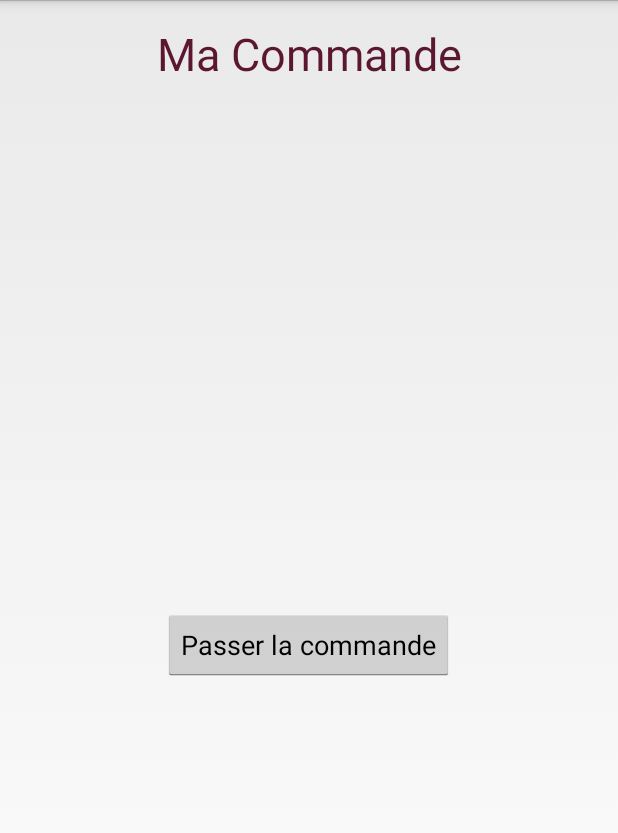
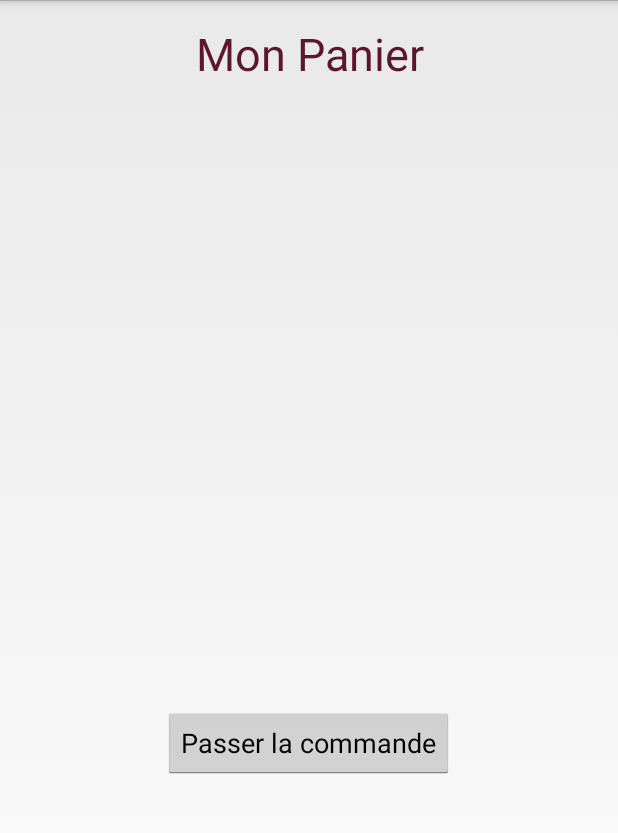
Before and after one commit to WhereRUBeen/ProjetAndroid-save, an Android app: the CommandeActivity screen opened directly, with no data from a screen before it, after a tap on "Passer la commande", on a phone screen of 412 x 824 dp, the part 72-905 px from its top. Run offline under Robolectric (Android 15) with nearby library versions, the phone set to English and light mode, and no system bars.

```diff
--- a/app/src/main/java/com/example/arsene/mamieclafoutisandroid/BoutiqueCorporate.java
+++ b/app/src/main/java/com/example/arsene/mamieclafoutisandroid/BoutiqueCorporate.java
@@ -99,10 +99,11 @@ public class BoutiqueCorporate extends Activity {
         spinner.setOnItemSelectedListener(new AdapterView.OnItemSelectedListener() {
             @Override
             public void onItemSelected(AdapterView<?> adapterView, View view, int i, long l) {
+
                 selectionProduit = new ArrayList<Produit>();
                 selectionProduit.addAll(lesProduits);
                 String selected = adapterView.getItemAtPosition(i).toString();
-                Toast.makeText(ctx, selected, Toast.LENGTH_SHORT).show();
+             //   Toast.makeText(ctx, selected, Toast.LENGTH_SHORT).show();
 
                 System.out.println("taille initiale :"+ lesProduits.size());
                 // List<Produit> toRemove = new ArrayList<>();
@@ -120,7 +121,7 @@ public class BoutiqueCorporate extends Activity {
                 System.out.println("nom produit: "+ selectionProduit.get(0).getCategorie().getDenomination() );
 
                 // get adapter listView
-                adapter = new BoutiqueCorporateAdapter(ctx,R.layout.boutique_corporate_view,lesProduits);
+                adapter = new BoutiqueCorporateAdapter(ctx,R.layout.boutique_corporate_view,selectionProduit);
                 System.out.println("boutique corp prod "+ lesProduits.size());
                 //set adapter listView
                 boutiqueLv.setAdapter(adapter);
--- a/app/src/main/java/com/example/arsene/mamieclafoutisandroid/CommandeActivity.java
+++ b/app/src/main/java/com/example/arsene/mamieclafoutisandroid/CommandeActivity.java
@@ -69,7 +69,7 @@ public class CommandeActivity extends Activity {
                     @Override
                     public void onClick(View view) {
                         adapter.remove(produit);
-                        Toast.makeText(ctx, "Your Message", Toast.LENGTH_LONG).show();
+
 
                     }
                 });
@@ -98,6 +98,11 @@ public class CommandeActivity extends Activity {
 
                 new SharedPreferenceCommande(ctx,lesProduits);
                new CommandesToServer(ctx,lesProduits).execute();
+
+
+
+                adapter.clear();
+                Toast.makeText(ctx, "Votre Commande a été envoyé.", Toast.LENGTH_LONG).show();
             }
         });
 
--- a/app/src/main/java/com/example/arsene/mamieclafoutisandroid/adapters/CommandeAdapter.java
+++ b/app/src/main/java/com/example/arsene/mamieclafoutisandroid/adapters/CommandeAdapter.java
@@ -62,14 +62,9 @@ public class CommandeAdapter extends ArrayAdapter<Produit> {
 
 
 
-
-
-
-
         bttnRetirerCommande.setOnClickListener(new View.OnClickListener() {
             @Override
             public void onClick(View view) {
-                Toast.makeText(ctx, "click", Toast.LENGTH_LONG).show();
 
                 remove(produit);
             }
--- a/app/src/main/java/com/example/arsene/mamieclafoutisandroid/adapters/IngredientAdapter.java
+++ b/app/src/main/java/com/example/arsene/mamieclafoutisandroid/adapters/IngredientAdapter.java
@@ -39,10 +39,6 @@ public class IngredientAdapter extends ArrayAdapter<Ingredient> {
             convertView = inflater.inflate(layoutid,null);
         }
 
-        TextView ingredienttv = convertView.findViewById(R.id.ingredienttv);
-        TextView quantitetv = convertView.findViewById(R.id.quantitetv);
-        TextView descriptiontv = convertView.findViewById(R.id.descriptiontv);
-
 
 
         return convertView;
--- a/app/src/main/java/com/example/arsene/mamieclafoutisandroid/utils/CommandesToServer.java
+++ b/app/src/main/java/com/example/arsene/mamieclafoutisandroid/utils/CommandesToServer.java
@@ -57,7 +57,7 @@ public class CommandesToServer extends AsyncTask<String,Long,String> {
 
         HttpURLConnection connection = null;
         StringBuilder sb = new StringBuilder();
-        String requestURL = C.urlSendCommandeBibi;  // A COMPLETER
+        String requestURL = C.urlSendCommandeHugo;  // A COMPLETER
         Log.d("cmd",requestURL);
 
         ParametresCommande param = new ParametresCommande();
--- a/app/src/main/java/services/C.java
+++ b/app/src/main/java/services/C.java
@@ -34,6 +34,7 @@ public class C {
     public static String urlSendCommande115="http://192.168.15.115:8080/mamie_clafoutis_Projet_final/GestionCommande";
 
     public static String urlSendCommandeBibi="http://172.16.42.246:8080/mamie_clafoutis_Projet_final/GestionCommande";
+    public static String urlSendCommandeHugo="http://172.168.15.92:8080/mamie_clafoutis_Projet_final/GestionCommande";
 
 
 
--- a/app/src/main/res/layout/activity_commande.xml
+++ b/app/src/main/res/layout/activity_commande.xml
@@ -10,7 +10,7 @@
     <TextView
         android:layout_width="match_parent"
         android:layout_height="wrap_content"
-        android:text="Ma Commande"
+        android:text="Mon Panier"
         android:textColor="@color/textColor"
         android:textSize="@dimen/textSize"
         android:gravity="center"
@@ -19,7 +19,8 @@
     <ListView
         android:id="@+id/commandeListeView"
         android:layout_width="match_parent"
-        android:layout_height="350dp">
+        android:layout_height="400dp"
+        android:layout_marginTop="@dimen/marginTop">
 
     </ListView>
 
```
Also changed, not shown: app/src/main/java/com/example/arsene/mamieclafoutisandroid/BoutiqueActivity.java (+7 -15 lines), app/src/main/java/com/example/arsene/mamieclafoutisandroid/BoutiqueCuisinie.java (+4 -4 lines), app/src/main/java/com/example/arsene/mamieclafoutisandroid/RecetteActivity.java (+0 -7 lines), app/src/main/java/com/example/arsene/mamieclafoutisandroid/adapters/BoutiqueAdapter.java (+3 -17 lines), app/src/main/res/layout/activity_boutique.xml (+5 -3 lines), app/src/main/res/layout/activity_produit.xml (+8 -8 lines), app/src/main/res/layout/details_produit.xml (+8 -8 lines).
